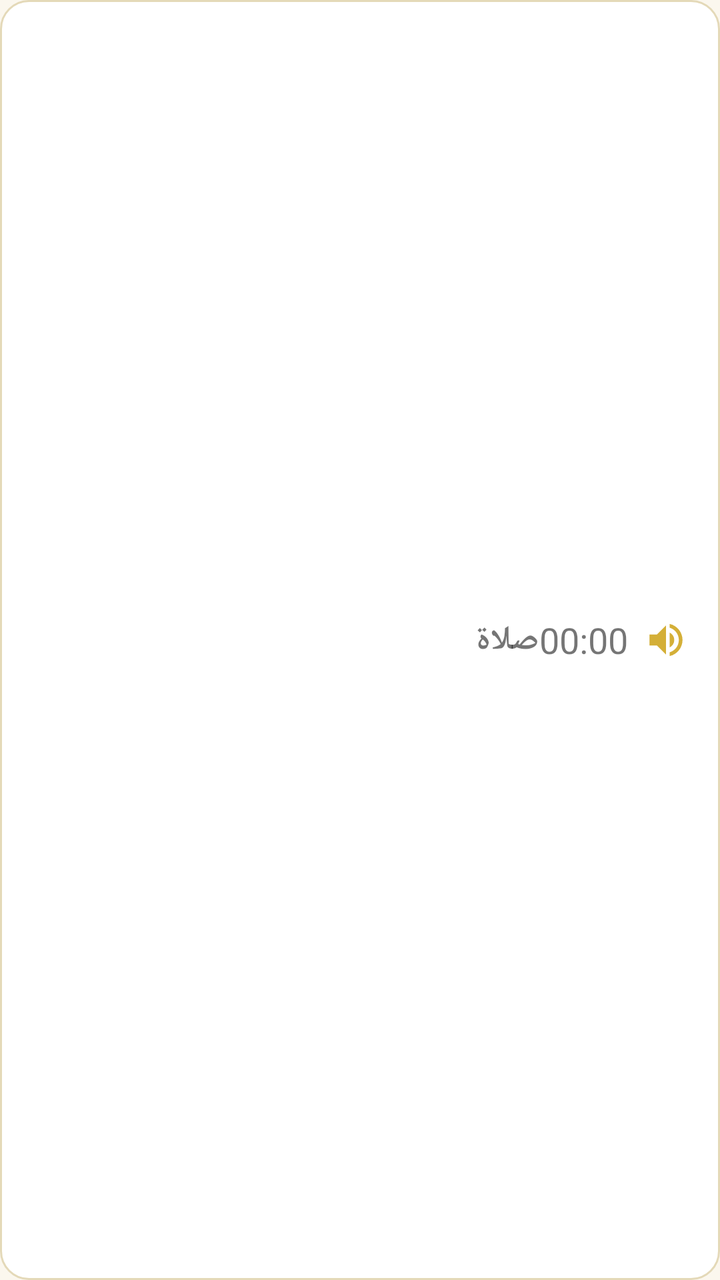
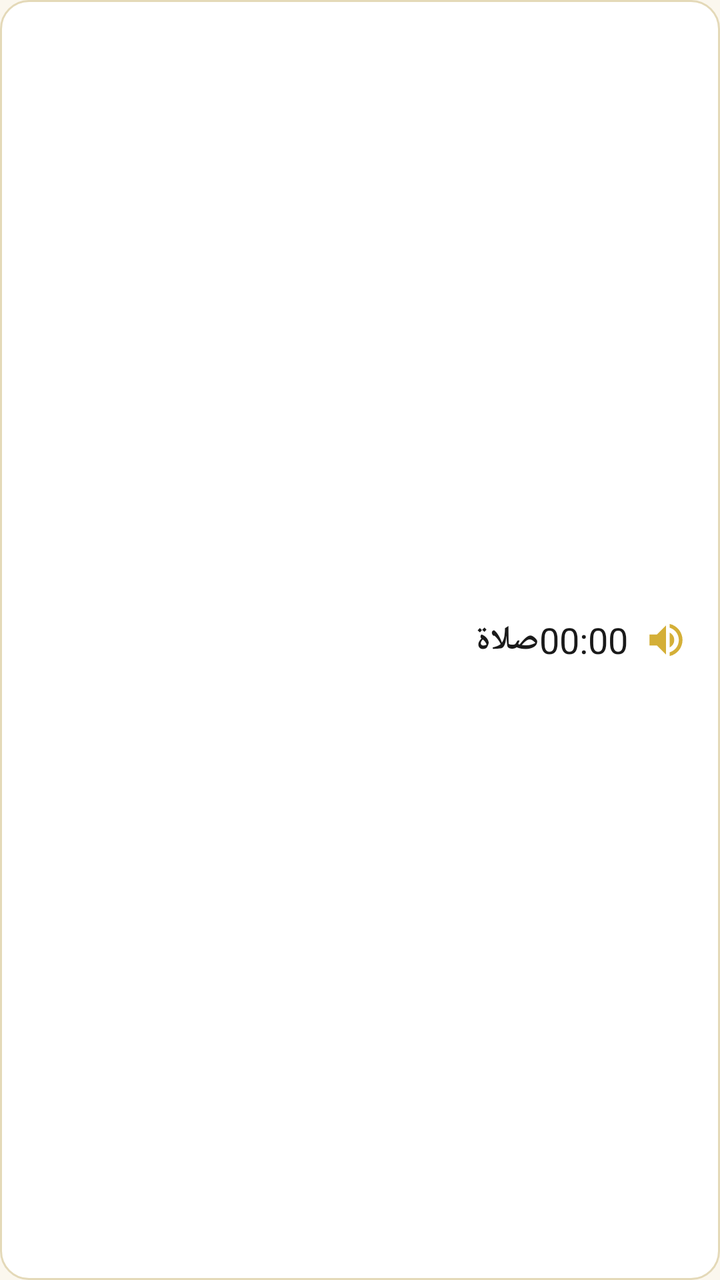

Before-and-after screenshots of an Android layout around one commit, followed by the original layout XML and the change that was made.
<!-- AndroidManifest.xml: application theme Theme.MuazinAseelan -->
<!-- res/layout/item_prayer.xml -->
<?xml version="1.0" encoding="utf-8"?>
<LinearLayout xmlns:android="http://schemas.android.com/apk/res/android"
    android:layout_width="match_parent"
    android:layout_height="wrap_content"
    android:layout_marginStart="8dp"
    android:layout_marginEnd="8dp"
    android:layout_marginTop="6dp"
    android:layout_marginBottom="6dp"
    android:background="@drawable/bg_prayer_item"
    android:gravity="center_vertical"
    android:orientation="horizontal"
    android:paddingStart="16dp"
    android:paddingEnd="16dp"
    android:paddingTop="12dp"
    android:paddingBottom="12dp">

    <ImageView
        android:id="@+id/icon_prayer"
        android:layout_width="0dp"
        android:layout_height="0dp"
        android:visibility="gone" />

    <TextView
        android:id="@+id/text_prayer_name"
        android:layout_width="wrap_content"
        android:layout_height="wrap_content"
        android:layout_marginStart="8dp"
        android:layout_weight="1"
        android:gravity="start"
        android:text="صلاة"
        android:textColor="@color/text_color"
        android:textSize="17sp"
        android:textStyle="bold" />

    <TextView
        android:id="@+id/text_prayer_time"
        android:layout_width="wrap_content"
        android:layout_height="wrap_content"
        android:layout_marginEnd="8dp"
        android:text="00:00"
        android:textColor="@color/text_color"
        android:textSize="18sp" />

    <ImageView
        android:id="@+id/icon_alert_state"
        android:layout_width="22dp"
        android:layout_height="22dp"
        android:src="@drawable/ic_sound_full" />

</LinearLayout>
<!-- resources referenced by this layout -->
<resources>
  <!-- drawable bg_prayer_item (drawable) -->
  <?xml version="1.0" encoding="utf-8"?>
  <shape xmlns:android="http://schemas.android.com/apk/res/android">
      <corners android:radius="14dp"/>
      <solid android:color="#FFFFFF"/>
      <stroke android:width="1dp" android:color="#E4D9B8"/>
  </shape>
  <!-- drawable ic_sound_full (drawable) -->
  <vector xmlns:android="http://schemas.android.com/apk/res/android"
      android:width="20dp" android:height="20dp" android:viewportWidth="24" android:viewportHeight="24">
      <path android:fillColor="#D4AF37" android:pathData="M3,9v6h4l5,5V4L7,9L3,9zM16.5,12c0,-1.77 -1.02,-3.29 -2.5,-4.03v8.05c1.48,-0.73 2.5,-2.25 2.5,-4.02zM14,3.23v2.06c2.89,0.86 5,3.54 5,6.71s-2.11,5.85 -5,6.71v2.06c4.01,-0.91 7,-4.49 7,-8.77s-2.99,-7.86 -7,-8.77z"/>
  </vector>
  <style name="Theme.MuazinAseelan" parent="Theme.MaterialComponents.DayNight.NoActionBar">
          <item name="colorPrimary">@color/olive_dark</item>
          <item name="colorPrimaryVariant">@color/olive_deep</item>
          <item name="colorOnPrimary">@color/off_white</item>
          <item name="colorSecondary">@color/gold</item>
          <item name="colorSecondaryVariant">@color/gold_light</item>
          <item name="colorOnSecondary">@color/olive_dark</item>
          <item name="android:statusBarColor">@color/olive_dark</item>
          <item name="android:navigationBarColor">@color/olive_dark</item>
          <item name="android:windowLightStatusBar" tools:targetApi="23">false</item>
          <item name="android:windowBackground">@color/cream</item>
      </style>
  <color name="olive_dark">#123524</color>
  <color name="olive_deep">#0E2A1C</color>
  <color name="off_white">#F7F1E3</color>
  <color name="gold">#D4AF37</color>
  <color name="gold_light">#E8C766</color>
  <color name="cream">#FBF7EE</color>
</resources>

<!-- the commit's change to res/layout/item_prayer.xml (unified diff, before → after) -->
@@ -28,7 +28,7 @@
         android:layout_weight="1"
         android:gravity="start"
         android:text="صلاة"
-        android:textColor="@color/text_color"
+        android:textColor="#1A1A1A"
         android:textSize="17sp"
         android:textStyle="bold" />
 
@@ -38,7 +38,7 @@
         android:layout_height="wrap_content"
         android:layout_marginEnd="8dp"
         android:text="00:00"
-        android:textColor="@color/text_color"
+        android:textColor="#1A1A1A"
         android:textSize="18sp" />
 
     <ImageView
